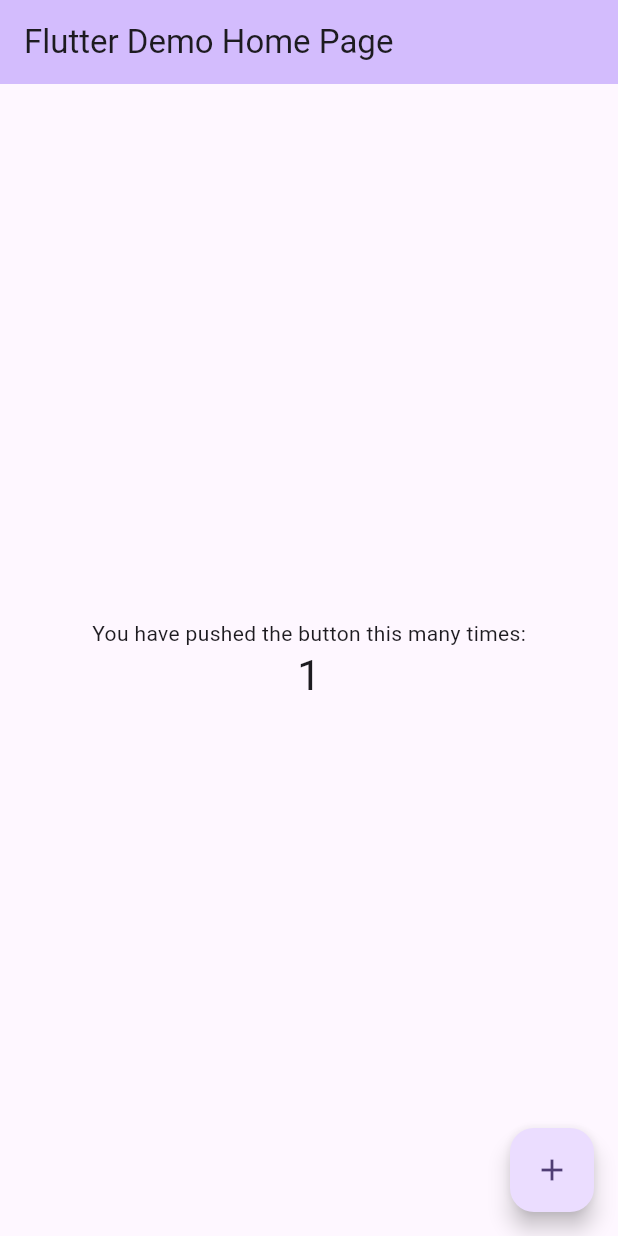
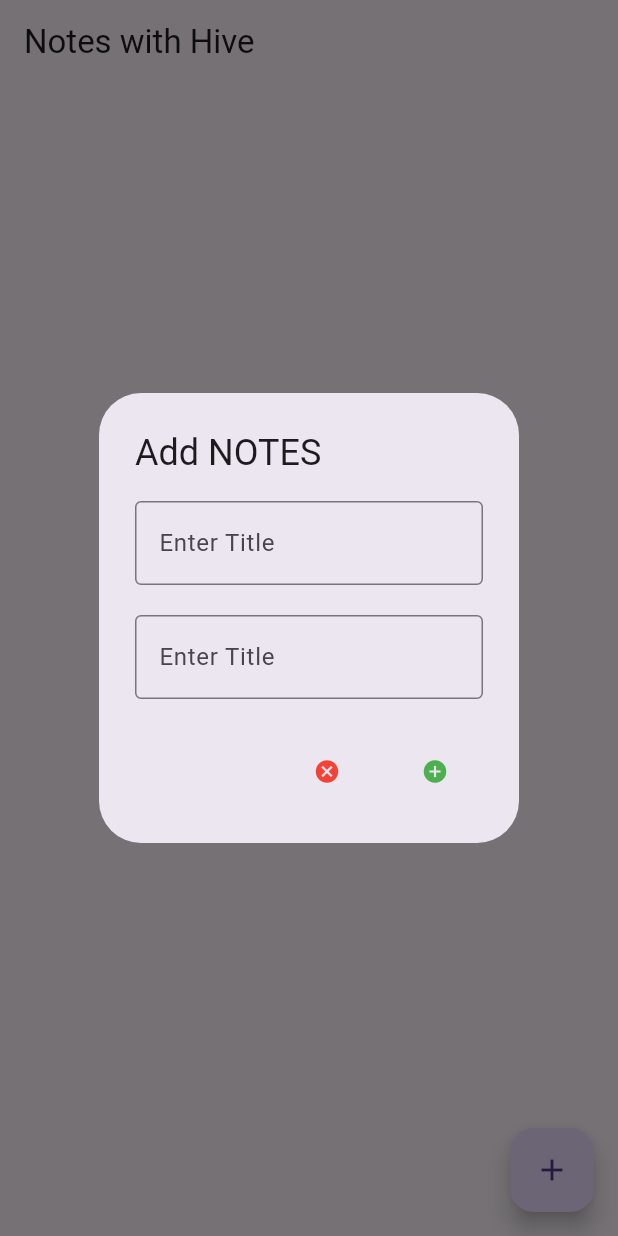
Before and after one commit to pratyush-1327/notes_hive, a Flutter app: the screen it shows after launch, after a tap on the "add" icon, on a phone screen of 412 x 824 dp. Run offline on Flutter 3.47's test engine with Material 3 defaults, Android fonts, the phone set to English and light mode, and no system bars; our stand-ins replace hive, hive_flutter; accounts and stored records are empty.

Commit message:
Added backend using hive and simple ui

```diff
--- /dev/null
+++ b/lib/boxes/boxes.dart
@@ -0,0 +1,6 @@
+import 'package:hive/hive.dart';
+import '../models/notes_model.dart';
+
+class Boxes {
+  static Box<NotesModel> getData() => Hive.box<NotesModel>("notes");
+}
--- /dev/null
+++ b/lib/home_page.dart
@@ -0,0 +1,215 @@
+import 'package:flutter/material.dart';
+import 'package:hive_flutter/adapters.dart';
+import 'package:notes_hive/boxes/boxes.dart';
+import 'package:notes_hive/models/notes_model.dart';
+
+class HomeScreen extends StatefulWidget {
+  const HomeScreen({super.key});
+  @override
+  State<HomeScreen> createState() => _HomeScreenState();
+}
+
+class _HomeScreenState extends State<HomeScreen> {
+  final titleController = TextEditingController();
+  final descriptionController = TextEditingController();
+
+  @override
+  Widget build(BuildContext context) {
+    return Scaffold(
+      appBar: AppBar(
+        title: const Text("Notes with Hive"),
+      ),
+      body: ValueListenableBuilder<Box<NotesModel>>(
+        valueListenable: Boxes.getData().listenable(),
+        builder: (context, box, _) {
+          var data = box.values.toList().cast<NotesModel>();
+          return ListView.builder(
+              itemCount: box.length,
+              reverse: true,
+              shrinkWrap: true,
+              itemBuilder: (context, index) {
+                return SizedBox(
+                  height: 120,
+                  child: Card(
+                    child: Padding(
+                      padding: const EdgeInsets.symmetric(
+                          horizontal: 10, vertical: 15),
+                      child: Column(
+                        crossAxisAlignment: CrossAxisAlignment.start,
+                        mainAxisAlignment: MainAxisAlignment.start,
+                        children: [
+                          Row(
+                            children: [
+                              Text(
+                                data[index].title.toString(),
+                                style: const TextStyle(
+                                    fontSize: 20, fontWeight: FontWeight.bold),
+                              ),
+                              const Spacer(),
+                              InkWell(
+                                  onTap: () {
+                                    delete(data[index]);
+                                  },
+                                  child: const Icon(
+                                    Icons.delete,
+                                    color: Colors.red,
+                                  )),
+                              const SizedBox(
+                                width: 15,
+                              ),
+                              InkWell(
+                                  onTap: () {
+                                    _editMyDialog(
+                                        data[index],
+                                        data[index].title.toString(),
+                                        data[index].description.toString());
+                                  },
+                                  child: const Icon(
+                                    Icons.edit,
+                                    color: Colors.blue,
+                                  )),
+                            ],
+                          ),
+                          const SizedBox(
+                            height: 15,
+                          ),
+                          Text(
+                            data[index].description.toString(),
+                            style: const TextStyle(
+                                fontSize: 19, fontWeight: FontWeight.w500),
+                          ),
+                        ],
+                      ),
+                    ),
+                  ),
+                );
+              });
+        },
+      ),
+      floatingActionButton: FloatingActionButton(
+        onPressed: () async {
+          _showMyDialog();
+        },
+        child: const Icon(Icons.add),
+      ),
+    );
+  }
+
+  Future<void> _showMyDialog() async {
+    return showDialog(
+        context: context,
+        builder: (context) {
+          return AlertDialog(
+            title: const Text("Add NOTES"),
+            content: SingleChildScrollView(
+              child: Column(
+                children: [
+                  TextFormField(
+                    controller: titleController,
+                    decoration: const InputDecoration(
+                        hintText: "Enter Title", border: OutlineInputBorder()),
+                  ),
+                  const SizedBox(
+                    height: 20,
+                  ),
+                  TextFormField(
+                    controller: descriptionController,
+                    decoration: const InputDecoration(
+                        hintText: "Enter Title", border: OutlineInputBorder()),
+                  ),
+                ],
+              ),
+            ),
+            actions: [
+              TextButton(
+                  onPressed: () {
+                    Navigator.pop(context);
+                  },
+                  child: const Icon(
+                    Icons.cancel,
+                    color: Colors.red,
+                  )),
+              TextButton(
+                  onPressed: () {
+                    final data = NotesModel(
+                        title: titleController.text,
+                        description: descriptionController.text);
+                    final box = Boxes.getData();
+                    box.add(data);
+                    data.save();
+                    titleController.clear();
+                    descriptionController.clear();
+                    Navigator.pop(context);
+                  },
+                  child: const Icon(
+                    Icons.add_circle,
+                    color: Colors.green,
+                  ))
+            ],
+          );
+        });
+  }
+
+  void delete(NotesModel notesModel) async {
+    await notesModel.delete();
+  }
+
+  Future<void> _editMyDialog(
+      NotesModel notesModel, String title, String description) async {
+    titleController.text = title;
+    descriptionController.text = description;
+
+    return showDialog(
+        context: context,
+        builder: (context) {
+          return AlertDialog(
+            //pop element
+            title: const Text("Edit your note"),
+            content: SingleChildScrollView(
+              child: Column(
+                children: [
+                  TextFormField(
+                    controller: titleController,
+                    decoration: const InputDecoration(
+                        hintText: "Enter Title", border: OutlineInputBorder()),
+                  ),
+                  const SizedBox(
+                    height: 20,
+                  ),
+                  TextFormField(
+                    controller: descriptionController,
+                    decoration: const InputDecoration(
+                        hintText: "Enter Title", border: OutlineInputBorder()),
+                  ),
+                ],
+              ),
+            ),
+            actions: [
+              TextButton(
+                  onPressed: () {
+                    Navigator.pop(context);
+                  },
+                  child: const Icon(
+                    Icons.cancel,
+                    color: Colors.red,
+                  )),
+              TextButton(
+                  onPressed: () async {
+                    notesModel.title = titleController.text.toString();
+                    notesModel.description =
+                        descriptionController.text.toString();
+                    notesModel.save();
+                    titleController.clear();
+                    descriptionController.clear();
+
+                    Navigator.pop(context);
+                  },
+                  child: const Icon(
+                    Icons.edit_note,
+                    color: Colors.green,
+                  ))
+            ],
+          );
+        });
+  }
+}
--- a/lib/main.dart
+++ b/lib/main.dart
@@ -1,125 +1,31 @@
 import 'package:flutter/material.dart';
+import 'package:notes_hive/models/notes_model.dart';
+import 'package:notes_hive/home_page.dart';
+import 'package:path_provider/path_provider.dart';
+import 'package:hive/hive.dart';
 
-void main() {
+void main() async {
+  WidgetsFlutterBinding.ensureInitialized();
+  var directory = await getApplicationDocumentsDirectory();
+  Hive.init(directory.path);
+  Hive.registerAdapter(NotesModelAdapter());
+  await Hive.openBox<NotesModel>("notes");
+
   runApp(const MyApp());
 }
 
 class MyApp extends StatelessWidget {
   const MyApp({super.key});
 
-  // This widget is the root of your application.
   @override
   Widget build(BuildContext context) {
     return MaterialApp(
-      title: 'Flutter Demo',
+      title: 'Notes App',
+      debugShowCheckedModeBanner: false,
       theme: ThemeData(
-        // This is the theme of your application.
-        //
-        // TRY THIS: Try running your application with "flutter run". You'll see
-        // the application has a purple toolbar. Then, without quitting the app,
-        // try changing the seedColor in the colorScheme below to Colors.green
-        // and then invoke "hot reload" (save your changes or press the "hot
-        // reload" button in a Flutter-supported IDE, or press "r" if you used
-        // the command line to start the app).
-        //
-        // Notice that the counter didn't reset back to zero; the application
-        // state is not lost during the reload. To reset the state, use hot
-        // restart instead.
-        //
-        // This works for code too, not just values: Most code changes can be
-        // tested with just a hot reload.
-        colorScheme: ColorScheme.fromSeed(seedColor: Colors.deepPurple),
-        useMaterial3: true,
+        primarySwatch: Colors.blue,
       ),
-      home: const MyHomePage(title: 'Flutter Demo Home Page'),
+      home: const HomeScreen(),
     );
   }
 }
-
-class MyHomePage extends StatefulWidget {
-  const MyHomePage({super.key, required this.title});
-
-  // This widget is the home page of your application. It is stateful, meaning
-  // that it has a State object (defined below) that contains fields that affect
-  // how it looks.
-
-  // This class is the configuration for the state. It holds the values (in this
-  // case the title) provided by the parent (in this case the App widget) and
-  // used by the build method of the State. Fields in a Widget subclass are
-  // always marked "final".
-
-  final String title;
-
-  @override
-  State<MyHomePage> createState() => _MyHomePageState();
-}
-
-class _MyHomePageState extends State<MyHomePage> {
-  int _counter = 0;
-
-  void _incrementCounter() {
-    setState(() {
-      // This call to setState tells the Flutter framework that something has
-      // changed in this State, which causes it to rerun the build method below
-      // so that the display can reflect the updated values. If we changed
-      // _counter without calling setState(), then the build method would not be
-      // called again, and so nothing would appear to happen.
-      _counter++;
-    });
-  }
-
-  @override
-  Widget build(BuildContext context) {
-    // This method is rerun every time setState is called, for instance as done
-    // by the _incrementCounter method above.
-    //
-    // The Flutter framework has been optimized to make rerunning build methods
-    // fast, so that you can just rebuild anything that needs updating rather
-    // than having to individually change instances of widgets.
-    return Scaffold(
-      appBar: AppBar(
-        // TRY THIS: Try changing the color here to a specific color (to
-        // Colors.amber, perhaps?) and trigger a hot reload to see the AppBar
-        // change color while the other colors stay the same.
-        backgroundColor: Theme.of(context).colorScheme.inversePrimary,
-        // Here we take the value from the MyHomePage object that was created by
-        // the App.build method, and use it to set our appbar title.
-        title: Text(widget.title),
-      ),
-      body: Center(
-        // Center is a layout widget. It takes a single child and positions it
-        // in the middle of the parent.
-        child: Column(
-          // Column is also a layout widget. It takes a list of children and
-          // arranges them vertically. By default, it sizes itself to fit its
-          // children horizontally, and tries to be as tall as its parent.
-          //
-          // Column has various properties to control how it sizes itself and
-          // how it positions its children. Here we use mainAxisAlignment to
-          // center the children vertically; the main axis here is the vertical
-          // axis because Columns are vertical (the cross axis would be
-          // horizontal).
-          //
-          // TRY THIS: Invoke "debug painting" (choose the "Toggle Debug Paint"
-          // action in the IDE, or press "p" in the console), to see the
-          // wireframe for each widget.
-          mainAxisAlignment: MainAxisAlignment.center,
-          children: <Widget>[
-            const Text(
-              'You have pushed the button this many times:',
-            ),
-            Text(
-              '$_counter',
-              style: Theme.of(context).textTheme.headlineMedium,
-            ),
-          ],
-        ),
-      ),
-      floatingActionButton: FloatingActionButton(
-        onPressed: _incrementCounter,
-        tooltip: 'Increment',
-        child: const Icon(Icons.add),
-      ), // This trailing comma makes auto-formatting nicer for build methods.
-    );
-  }
-}
--- /dev/null
+++ b/lib/models/notes_model.dart
@@ -0,0 +1,12 @@
+import 'package:hive_flutter/adapters.dart';
+part 'notes_model.g.dart';
+
+@HiveType(typeId: 0)
+class NotesModel extends HiveObject {
+  @HiveField(0)
+  String title;
+  @HiveField(1)
+  String description;
+
+  NotesModel({required this.title, required this.description});
+}
```
Also changed, not shown: pubspec.yaml (+7 -4 lines), lib/models/notes_model.g.dart (added), pubspec.lock, 4 other files.
